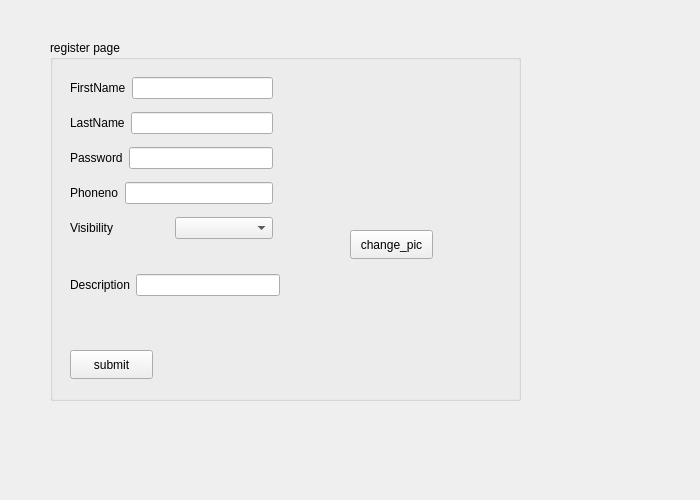
Before: the Qt Designer form Chat-Application/login.ui in verina101/Chat-Application, drawn with Qt 5.
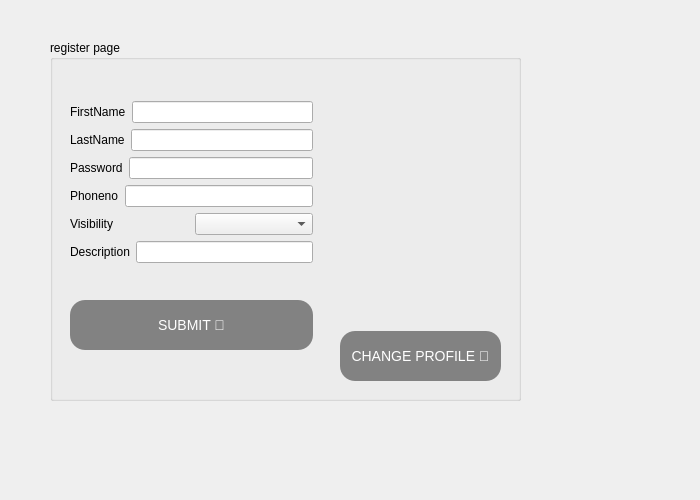
After: the same form once the commit is applied.

Patch:
```diff
--- a/Chat-Application/login.ui
+++ b/Chat-Application/login.ui
@@ -115,50 +115,19 @@
      <property name="title">
       <string>register page</string>
      </property>
-     <widget class="QPushButton" name="pushButton_submit">
-      <property name="geometry">
-       <rect>
-        <x>20</x>
-        <y>310</y>
-        <width>83</width>
-        <height>29</height>
-       </rect>
-      </property>
-      <property name="text">
-       <string>submit</string>
-      </property>
-     </widget>
-     <widget class="QWidget" name="layoutWidget">
-      <property name="geometry">
-       <rect>
-        <x>20</x>
-        <y>230</y>
-        <width>210</width>
-        <height>30</height>
-       </rect>
-      </property>
-      <layout class="QHBoxLayout" name="horizontalLayout_8">
-       <item>
-        <widget class="QLabel" name="label_7">
-         <property name="text">
-          <string>Description</string>
-         </property>
-        </widget>
-       </item>
-       <item>
-        <widget class="QLineEdit" name="lineEdit_description"/>
-       </item>
-      </layout>
-     </widget>
-     <widget class="QWidget" name="layoutWidget">
+     <widget class="QWidget" name="">
       <property name="geometry">
        <rect>
         <x>20</x>
         <y>30</y>
-        <width>203</width>
-        <height>180</height>
+        <width>243</width>
+        <height>311</height>
        </rect>
       </property>
+      <layout class="QVBoxLayout" name="verticalLayout_4">
+       <item>
+        <layout class="QVBoxLayout" name="verticalLayout_3">
+         <item>
       <layout class="QVBoxLayout" name="verticalLayout_2">
        <item>
         <layout class="QHBoxLayout" name="horizontalLayout_4">
@@ -231,32 +200,83 @@
         </layout>
        </item>
       </layout>
-     </widget>
-     <widget class="QLabel" name="label_pic">
+         </item>
+         <item>
+          <layout class="QHBoxLayout" name="horizontalLayout_8">
+           <item>
+            <widget class="QLabel" name="label_7">
+             <property name="text">
+              <string>Description</string>
+             </property>
+            </widget>
+           </item>
+           <item>
+            <widget class="QLineEdit" name="lineEdit_description"/>
+           </item>
+          </layout>
+         </item>
+        </layout>
+       </item>
+       <item>
+        <widget class="QPushButton" name="pushButton_submit">
+         <property name="minimumSize">
+          <size>
+           <width>110</width>
+           <height>50</height>
+          </size>
+         </property>
+         <property name="styleSheet">
+          <string notr="true">background:rgb(130, 130, 130);
+font:14px;
+color:white;
+border-radius:15px;
+</string>
+         </property>
+         <property name="text">
+          <string>SUBMIT 🤩</string>
+         </property>
+        </widget>
+       </item>
+      </layout>
+     </widget>
+     <widget class="QWidget" name="">
       <property name="geometry">
        <rect>
         <x>290</x>
-        <y>40</y>
-        <width>141</width>
-        <height>141</height>
+        <y>30</y>
+        <width>161</width>
+        <height>311</height>
        </rect>
       </property>
+      <layout class="QVBoxLayout" name="verticalLayout_5">
+       <item>
+        <widget class="QLabel" name="label_pic">
       <property name="text">
        <string/>
       </property>
      </widget>
+       </item>
+       <item>
      <widget class="QPushButton" name="pushButton_change_pic">
-      <property name="geometry">
-       <rect>
-        <x>300</x>
-        <y>190</y>
-        <width>83</width>
-        <height>29</height>
-       </rect>
+         <property name="minimumSize">
+          <size>
+           <width>110</width>
+           <height>50</height>
+          </size>
+         </property>
+         <property name="styleSheet">
+          <string notr="true">background:rgb(130, 130, 130);
+font:14px;
+color:white;
+border-radius:15px;
+</string>
       </property>
       <property name="text">
-       <string>change_pic</string>
-      </property>
+          <string>CHANGE PROFILE 🤩</string>
+         </property>
+        </widget>
+       </item>
+      </layout>
      </widget>
     </widget>
    </widget>
```
Lines whose indentation alone changed are shown as unchanged.
